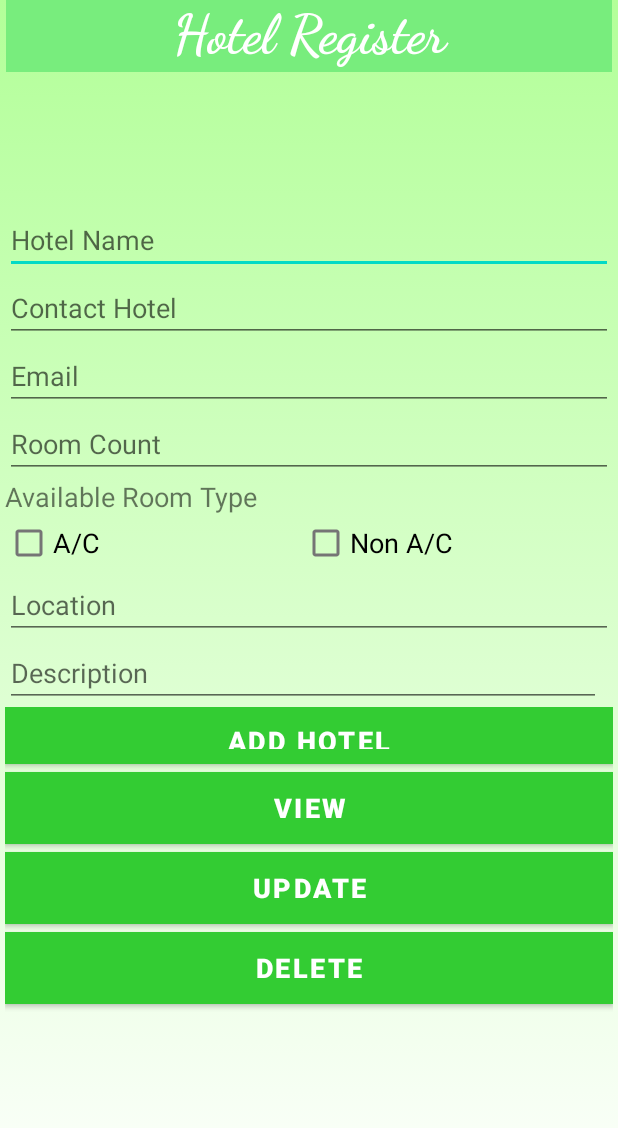
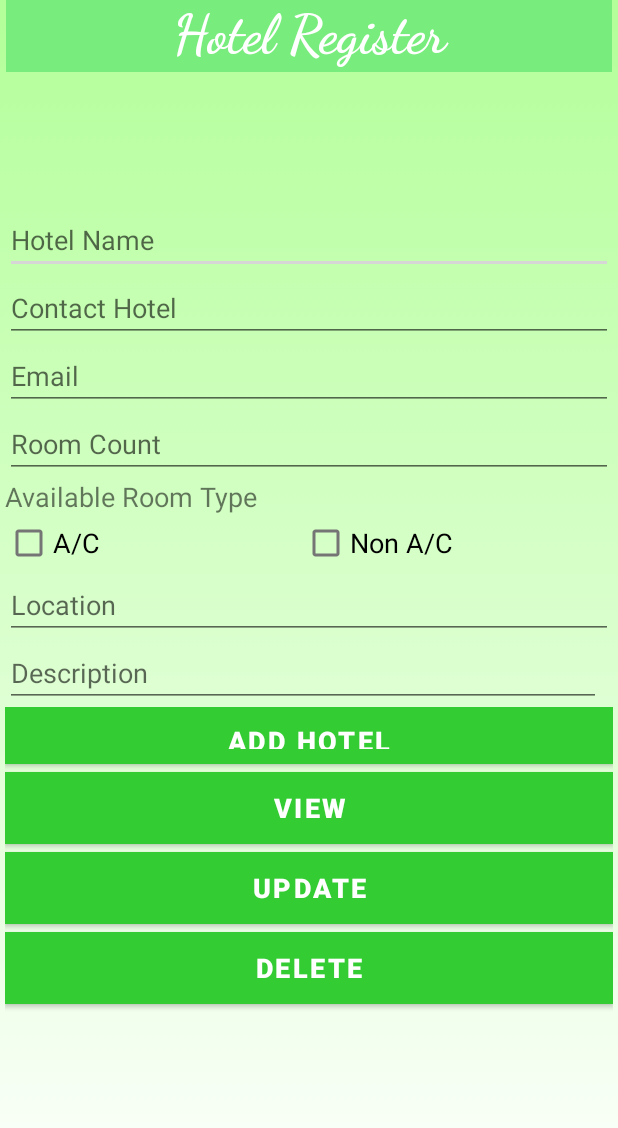
Before and after one commit to it19075136/Backpaker, an Android app: the screen it shows after launch (MainActivity), on a phone screen of 412 x 824 dp. Shown: the top 1128 px of the screen. Run offline under Robolectric (Android 15) with nearby library versions, the phone set to English and light mode, and no system bars; our stand-ins replace Firebase (no records; nobody signed in at launch, a user with empty details on screens opened directly).

Commit message:
Update styles.xml

```diff
--- a/app/src/main/res/values/styles.xml
+++ b/app/src/main/res/values/styles.xml
@@ -2,5 +2,9 @@
 <resources>
     <style name="AppTheme" parent="Theme.MaterialComponents.Light.NoActionBar">
        <item name="colorPrimary">@color/colorPrimary</item>
+                <!-- Customize your theme here. -->
+        <item name="colorPrimary">@color/colorPrimary</item>
+        <item name="colorPrimaryDark">@color/colorPrimaryDark</item>
+        <item name="colorAccent">@color/colorAccent</item>
     </style>
 </resources>
```
